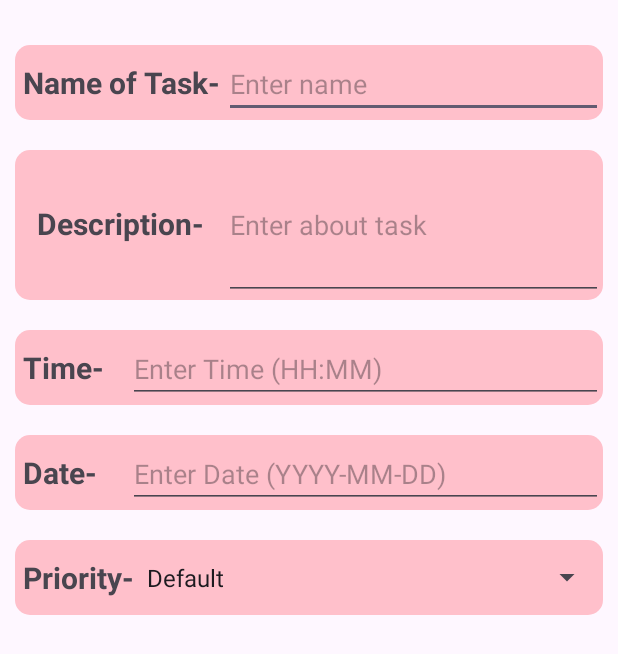
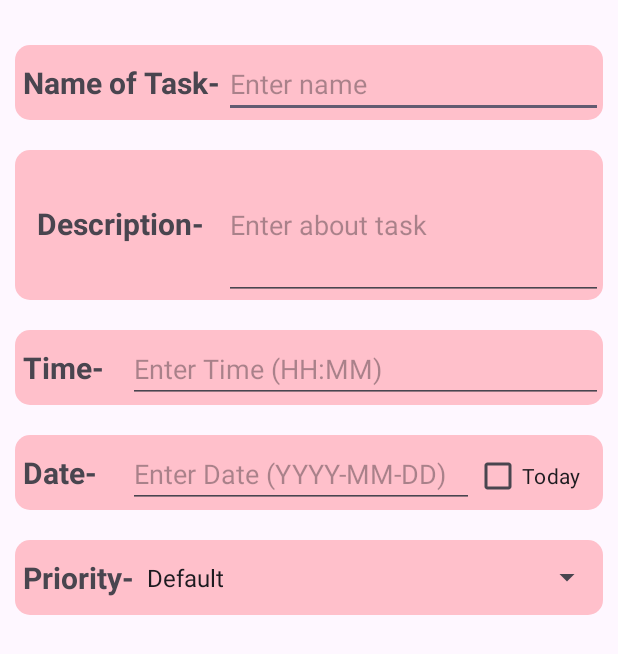
Before and after one commit to PatelYug2807/CODSOFT, an Android app: the AddTask screen opened directly, with no data from a screen before it, on a phone screen of 412 x 824 dp. Shown: the top 654 px of the screen. Run offline under Robolectric (Android 15) with nearby library versions, the light colour scheme and no system bars.

Commit message:
OFfical first

```diff
--- a/app/src/main/res/layout/activity_add_task.xml
+++ b/app/src/main/res/layout/activity_add_task.xml
@@ -97,7 +97,7 @@
                 android:textStyle="bold"
                 android:textSize="20dp"
                 android:text="Time- "
-
+                android:onClick="showTimePick"
                 />
 
             <EditText
@@ -137,6 +137,13 @@
                 android:hint="Enter Date (YYYY-MM-DD)"
                 android:inputType="date" />
 
+            <CheckBox
+                android:id="@+id/todarOrNot"
+                android:layout_width="wrap_content"
+                android:layout_height="wrap_content"
+                android:layout_weight="1"
+                android:text="Today"/>
+
         </LinearLayout>
 
 <!--        To set the priorites-->
```
Also changed, not shown: app/src/main/java/com/example/todo/AddTask.java (+50 -0 lines).
